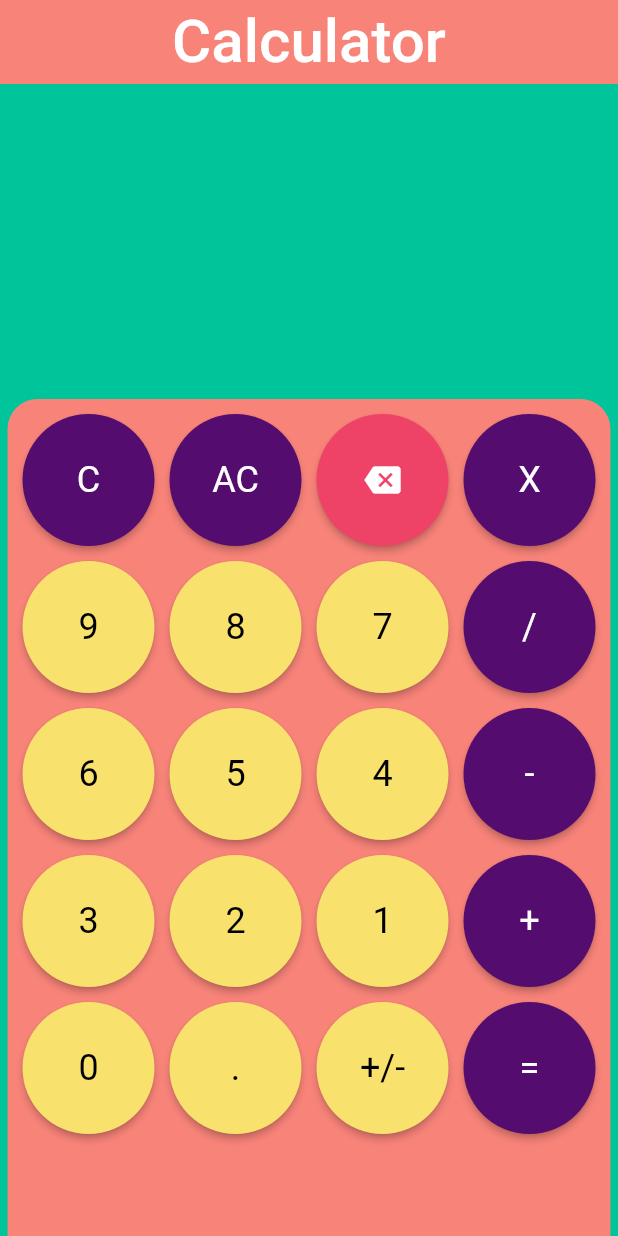
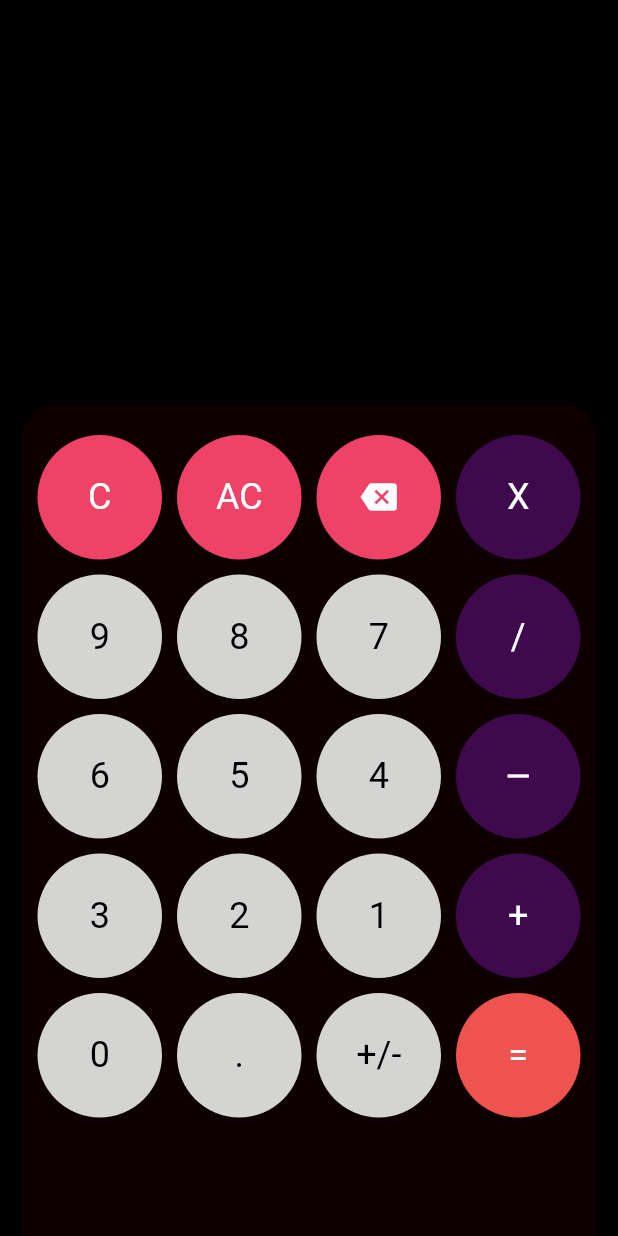
Before and after one commit to bilab-thapa/Calculator-Flutter, a Flutter app: the screen it shows after launch, after a tap on "AC", on a phone screen of 412 x 824 dp. Run offline on Flutter 3.47's test engine with Material 2 defaults, Android fonts, the phone set to English and light mode, and no system bars.

Commit message:
UI Changes

```diff
--- a/lib/calculator.dart
+++ b/lib/calculator.dart
@@ -45,7 +45,7 @@ class _CalculatorState extends State<Calculator> {
       } else if (equation == 'X') {
         res = (first! * second!).toStringAsFixed(0);
       } else if (equation == '/') {
-        res = (first! / second!).toStringAsFixed(6);
+        res = (first! / second!).toStringAsFixed(2);
       }
     } else if (buttonText == '<') {
       res = res.substring(0, res.length - 1);
@@ -69,15 +69,15 @@ class _CalculatorState extends State<Calculator> {
   Widget build(BuildContext context) {
     return Scaffold(
       backgroundColor: MyColor.bg1,
-      appBar: AppBar(
-        backgroundColor: MyColor.bg2,
-        title: const Text(
-          'Calculator',
-          style: TextStyle(fontSize: 40),
-        ),
-        centerTitle: true,
-        elevation: 0,
-      ),
+      // appBar: AppBar(
+      //   backgroundColor: MyColor.operators,
+      //   title: const Text(
+      //     'Calculator',
+      //     style: TextStyle(fontSize: 40, color: Colors.white),
+      //   ),
+      //   centerTitle: true,
+      //   elevation: 6,
+      // ),
       body: Column(
         children: [
           //History Data Show Tab
@@ -90,6 +90,9 @@ class _CalculatorState extends State<Calculator> {
               history,
               style: const TextStyle(fontSize: 50, color: Colors.white54),
             ),
+          ),
+          const SizedBox(
+            height: 60,
           ),
 
           //Current Data Calculation Place
@@ -108,7 +111,7 @@ class _CalculatorState extends State<Calculator> {
           //Keypad of Calculator
           Expanded(
             child: Padding(
-              padding: const EdgeInsets.symmetric(horizontal: 5),
+              padding: const EdgeInsets.symmetric(horizontal: 15),
               child: Container(
                 padding: const EdgeInsets.all(10),
                 decoration: BoxDecoration(
@@ -116,6 +119,8 @@ class _CalculatorState extends State<Calculator> {
                         topLeft: Radius.circular(20),
                         topRight: Radius.circular(20)),
                     color: MyColor.bg2),
+                child: Padding(
+                  padding: const EdgeInsets.symmetric(vertical: 10),
                   child: GridView.count(
                     mainAxisSpacing: 10,
                     crossAxisSpacing: 10,
@@ -124,7 +129,7 @@ class _CalculatorState extends State<Calculator> {
                       //AC
                       ElevatedButton(
                         style: ElevatedButton.styleFrom(
-                          primary: MyColor.operators,
+                            primary: MyColor.delete,
                             textStyle: const TextStyle(fontSize: 24),
                             shape: const CircleBorder()),
                         onPressed: () => buttonPress('C'),
@@ -134,7 +139,7 @@ class _CalculatorState extends State<Calculator> {
                       //+/-
                       ElevatedButton(
                         style: ElevatedButton.styleFrom(
-                          primary: MyColor.operators,
+                            primary: MyColor.delete,
                             textStyle: const TextStyle(fontSize: 24),
                             shape: const CircleBorder()),
                         onPressed: () => buttonPress('AC'),
@@ -242,7 +247,7 @@ class _CalculatorState extends State<Calculator> {
                             primary: MyColor.operators,
                             textStyle: const TextStyle(fontSize: 24),
                             shape: const CircleBorder()),
-                      child: const Text('-'),
+                        child: const Icon(Icons.remove),
                         onPressed: () => buttonPress('-'),
                       ),
 
@@ -319,7 +324,7 @@ class _CalculatorState extends State<Calculator> {
                       //
                       ElevatedButton(
                         style: ElevatedButton.styleFrom(
-                          primary: MyColor.operators,
+                            primary: Colors.red.shade400,
                             textStyle: const TextStyle(fontSize: 24),
                             shape: const CircleBorder()),
                         onPressed: () => buttonPress('='),
@@ -329,6 +334,7 @@ class _CalculatorState extends State<Calculator> {
                   ),
                 ),
               ),
+            ),
           )
         ],
       ),
--- a/lib/constants/color.dart
+++ b/lib/constants/color.dart
@@ -1,9 +1,9 @@
 import 'package:flutter/material.dart';
 
 class MyColor {
-  static Color bg1 = const Color(0xff00C49A);
-  static Color bg2 = const Color(0xfff88379);
-  static Color number = const Color(0xffF8E16C);
-  static Color operators = const Color(0xff540D6E);
+  static Color bg1 = const Color(0xff000000);
+  static Color bg2 = const Color(0xff00000);
+  static Color number = const Color(0xffD4D4D2);
+  static Color operators = const Color(0xff540D6E).withOpacity(0.7);
   static Color delete = const Color(0xffEE4266);
 }
```
Lines whose indentation alone changed are shown as unchanged.
